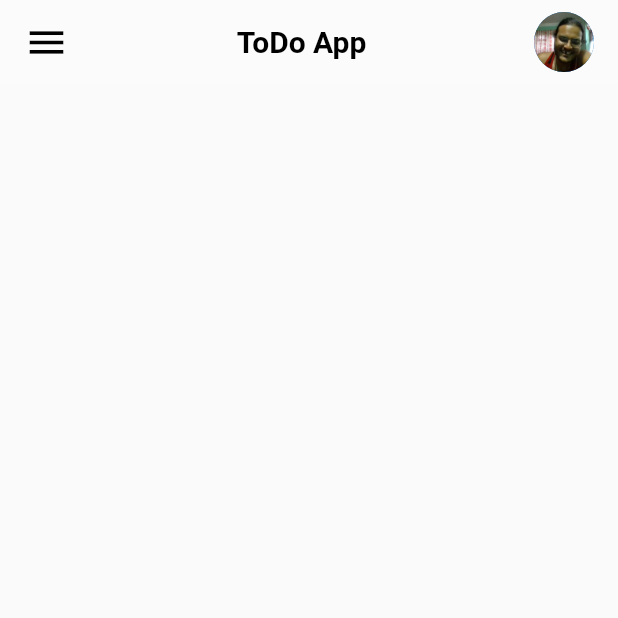
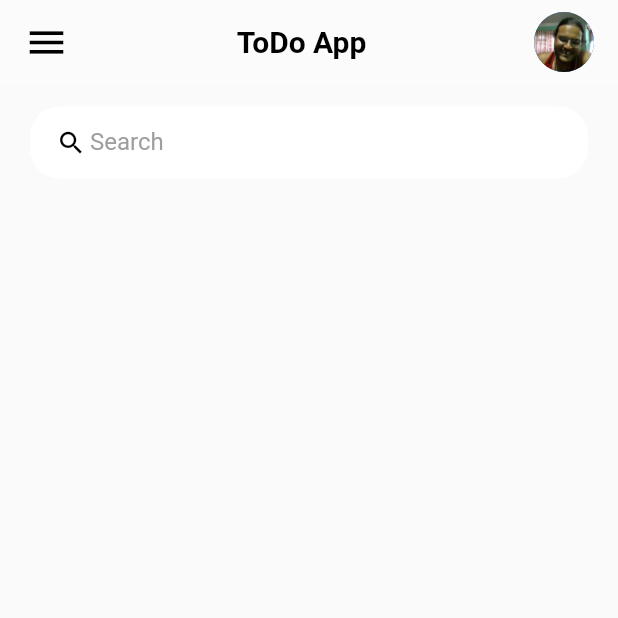
Before and after one commit to DibashThapa10/todo_app, a Flutter app: the screen it shows after launch, on a phone screen of 412 x 824 dp, the top half of it. Run offline on Flutter 3.47's test engine with Material 2 defaults, Android fonts, the phone set to English and light mode, and no system bars.

Commit message:
search box created

```diff
--- a/lib/home_page/home_page.dart
+++ b/lib/home_page/home_page.dart
@@ -31,6 +31,45 @@ class HomePage extends StatelessWidget {
           ],
         ),
       ),
+      body: Container(
+        padding: const EdgeInsets.symmetric(horizontal: 20, vertical: 15),
+        child: Column(
+          children: const [SearchBox(),
+
+          ],
+        ),
+      ),
     );
   }
 }
+
+class SearchBox extends StatelessWidget {
+  const SearchBox({
+    Key? key,
+  }) : super(key: key);
+
+  @override
+  Widget build(BuildContext context) {
+    return Container(
+      padding: const EdgeInsets.symmetric(horizontal: 15),
+      decoration: BoxDecoration(
+        color: Colors.white,
+        borderRadius: BorderRadius.circular(20),
+      ),
+      child: const TextField(
+        decoration: InputDecoration(
+          contentPadding: EdgeInsets.all(0),
+          prefixIcon: Icon(
+            Icons.search,
+            color: Colors.black,
+            size: 20,
+          ),
+          prefixIconConstraints: BoxConstraints(maxHeight: 20, minWidth: 25),
+          border: InputBorder.none,
+          hintText: "Search",
+          hintStyle: TextStyle(color: Colors.grey),
+        ),
+      ),
+    );
+  }
+}
```
